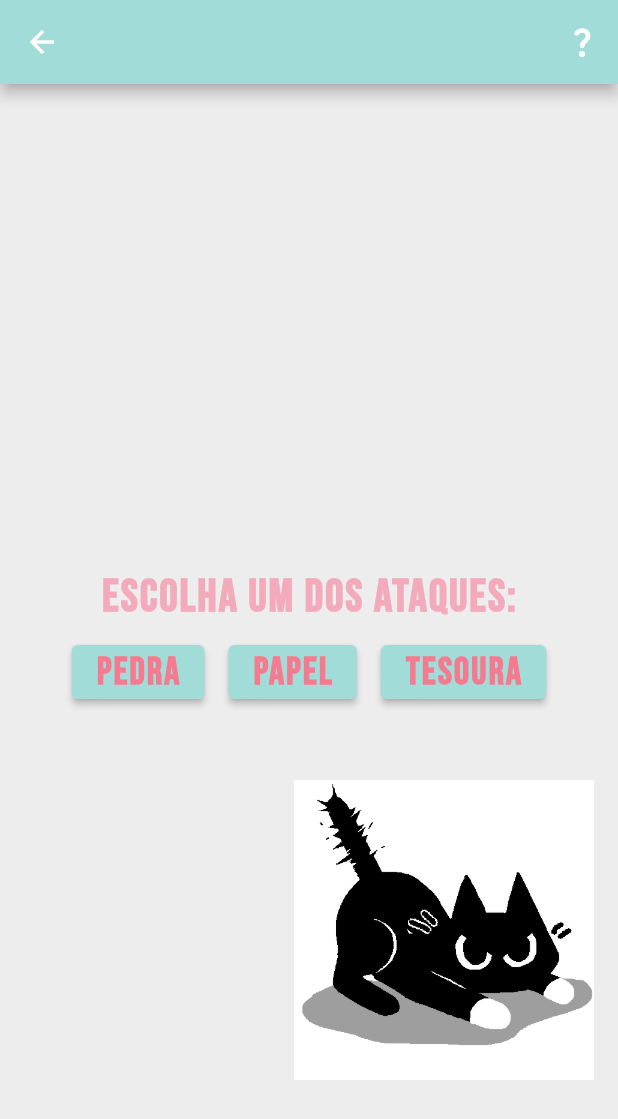
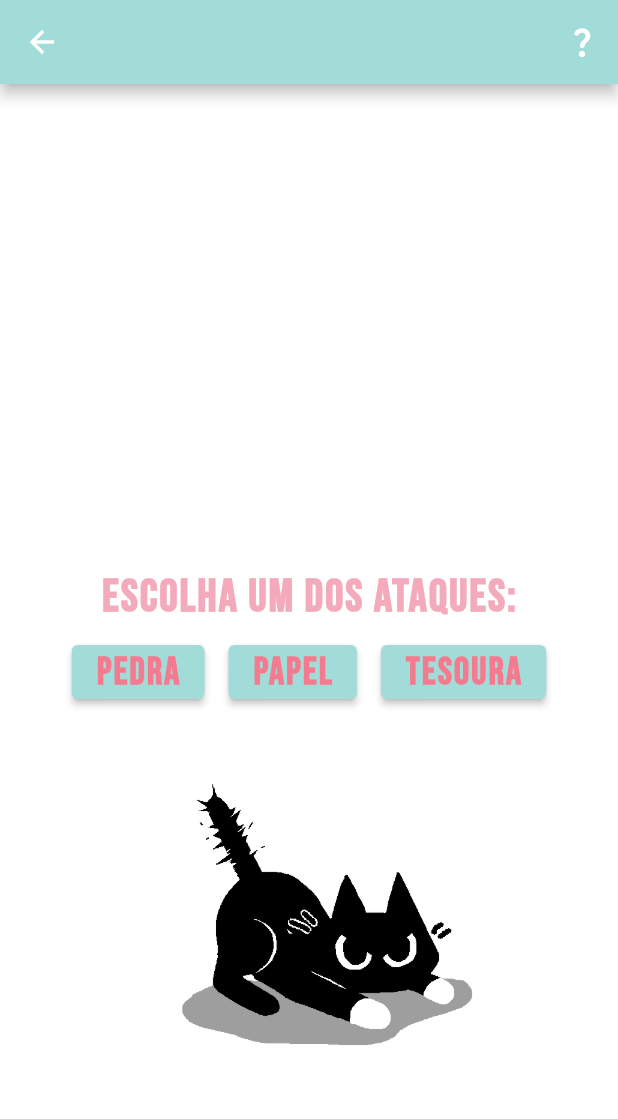
Before and after one commit to KarenAlessandra/JokenpoApp, a Flutter app: the JokenpoFightPage screen opened directly, after a tap on "Jogar novamente", on a phone screen of 412 x 824 dp. Shown: the top 1119 px of the screen. Run offline on Flutter 3.47's test engine with Material 2 defaults, Android fonts, the phone set to English and light mode, and no system bars; our stand-ins replace animated_text_kit, cloud_firestore, firebase_core, google_fonts, image_gallery_saver and 3 more; missing offline and left inert: dart:ffi, firebase_auth_web, firebase_core_web, firebase_database_web; accounts and stored records are empty.

Commit message:
Melhorias de front

```diff
--- a/lib/pages/jokenpoFight_page.dart
+++ b/lib/pages/jokenpoFight_page.dart
@@ -52,7 +52,7 @@
         fontWeight: FontWeight.bold,
         color: Color.fromRGBO(244, 123, 143, 1));
     return Scaffold(
-      backgroundColor: const Color.fromRGBO(237, 237, 237, 1),
+      backgroundColor: Color.fromARGB(255, 255, 255, 255),
       body: Builder(builder: (context) {
         return Screenshot(
           controller: screenshotController,
@@ -166,11 +166,11 @@
   var random = Random();
   var choice = random.nextInt(3);
   if (choice == 0) {
-    return "pedra";
+    return "Pedra";
   } else if (choice == 1) {
-    return "papel";
+    return "Papel";
   } else {
-    return "tesoura";
+    return "Tesoura";
   }
 }
 
@@ -186,7 +186,7 @@
   Widget build(BuildContext context) {
     var ganhou = jogar(p1, p2);
     return Text(
-      ganhou + " ganhou",
+      ganhou + " ganhou!",
       style: const TextStyle(
         fontSize: 30,
         fontWeight: FontWeight.bold,
--- a/lib/pages/jokenpo_page.dart
+++ b/lib/pages/jokenpo_page.dart
@@ -12,7 +12,7 @@
     const style = TextStyle(
         fontWeight: FontWeight.bold, color: Color.fromRGBO(244, 123, 143, 1));
     return Scaffold(
-      backgroundColor: const Color.fromRGBO(237, 237, 237, 1),
+      backgroundColor: Color.fromARGB(255, 255, 255, 255),
       appBar: AppBar(
         backgroundColor: const Color.fromRGBO(161, 220, 216, 1),
         actions: [
@@ -157,7 +157,7 @@
             ),
             SizedBox(height: 20),
             Padding(
-              padding: const EdgeInsets.only(left: 180, top: 20),
+              padding: const EdgeInsets.only(left: 20, top: 20),
               child: Image(
                   image: AssetImage('imagens/cat_fight.gif'), height: 200),
             ),
--- a/lib/pages/login_page.dart
+++ b/lib/pages/login_page.dart
@@ -179,7 +179,7 @@
                     onPressed: () => setFormAction(!isLogin),
                     child: Text(toggleButton)),
                 Padding(
-                  padding: const EdgeInsets.only(left: 200),
+                  padding: const EdgeInsets.only(left: 0),
                   child: Image.asset(
                     'imagens/cat_loaf.gif',
                     alignment: Alignment.center,
```
Also changed, not shown: pubspec.lock, 1 other file.
